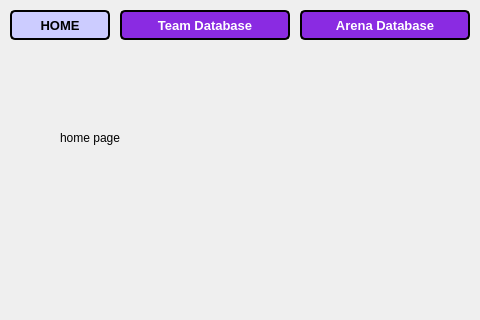
First picture: the form in TheMudkips/admin.ui, repository OwlbitCode/TheMudkips, before the edit; both pictures show x 0 to 480 and y 0 to 320 of the 800 by 500 pixel window.
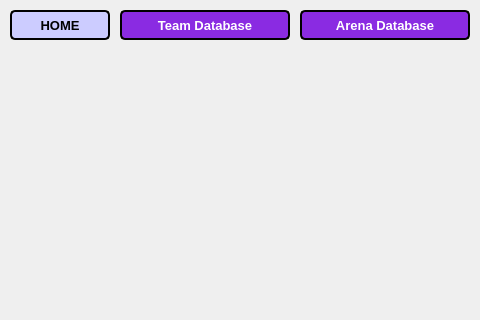
Second picture: the form after the edit. Icons and pictures are not drawn.

The edit to the form file:
```diff
--- a/TheMudkips/admin.ui
+++ b/TheMudkips/admin.ui
@@ -23,19 +23,6 @@
     </rect>
    </property>
    <widget class="QWidget" name="homePage">
-    <widget class="QLabel" name="homeTitle">
-     <property name="geometry">
-      <rect>
-       <x>60</x>
-       <y>80</y>
-       <width>91</width>
-       <height>16</height>
-      </rect>
-     </property>
-     <property name="text">
-      <string>home page</string>
-     </property>
-    </widget>
     <widget class="QLabel" name="label">
      <property name="geometry">
       <rect>
```
